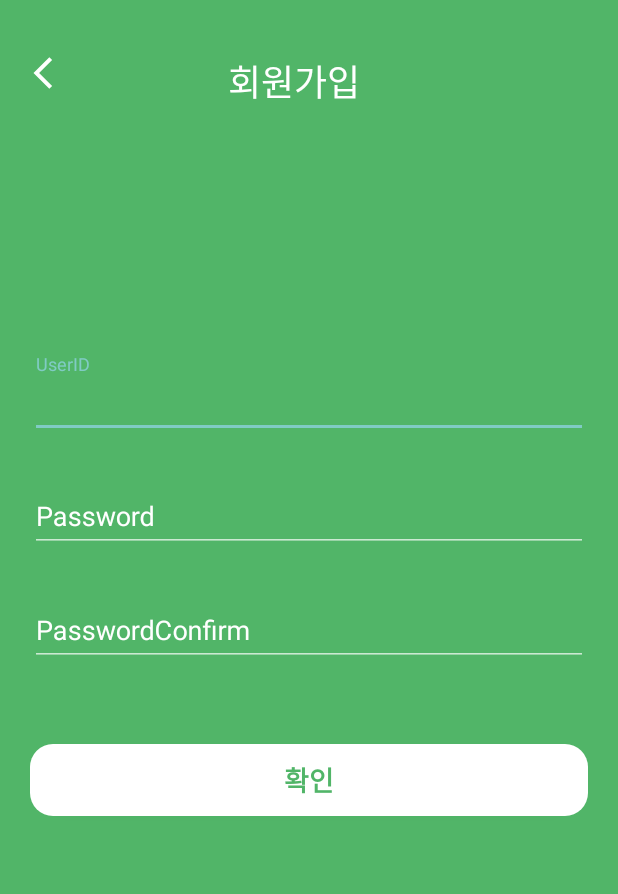
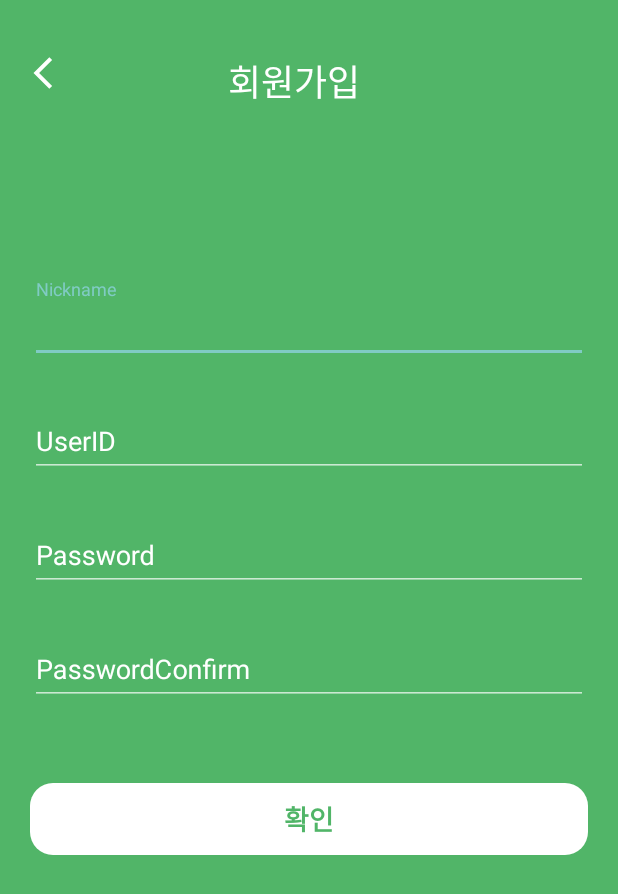
Before and after one commit to leejieun1121/TravelRecordApp, an Android app: the RegisterActivity screen opened directly, with no data from a screen before it, on a phone screen of 412 x 824 dp. Shown: the top 894 px of the screen. Run offline under Robolectric (Android 15) with nearby library versions, the phone set to English and light mode, and no system bars; our stand-ins replace data binding.

Commit message:
통신 틀 만들기

```diff
--- /dev/null
+++ b/app/src/main/java/com/example/travelrecordapp/data/RequestLogin.kt
@@ -0,0 +1,6 @@
+package com.example.travelrecordapp.data
+
+data class RequestLogin (
+    val email:String,
+    val password:String,
+)
--- a/app/src/main/java/com/example/travelrecordapp/ui/AfterSplashViewModel.kt
+++ b/app/src/main/java/com/example/travelrecordapp/ui/AfterSplashViewModel.kt
@@ -1,15 +1,12 @@
 package com.example.travelrecordapp.ui
 
-import android.util.Log
 import androidx.lifecycle.LiveData
 import androidx.lifecycle.MutableLiveData
 import androidx.lifecycle.ViewModel
 import com.example.travelrecordapp.data.Event
-import com.example.travelrecordapp.data.User
 import com.example.travelrecordapp.data.repository.AuthRepository
 import com.google.firebase.auth.AuthCredential
 import com.google.firebase.auth.FirebaseUser
-import com.google.firebase.auth.GoogleAuthProvider
 
 
 class AfterSplashViewModel() : ViewModel() {
--- a/app/src/main/res/layout/activity_register.xml
+++ b/app/src/main/res/layout/activity_register.xml
@@ -40,11 +40,11 @@
         app:layout_constraintVertical_bias="0.0" />
 
     <com.google.android.material.textfield.TextInputLayout
-        android:id="@+id/textInputLayout"
+        android:id="@+id/textInputLayout0"
         android:layout_width="match_parent"
         android:layout_height="wrap_content"
         android:layout_marginHorizontal="20dp"
-        android:layout_marginTop="164dp"
+        android:layout_marginTop="114dp"
         android:textColorHint="@color/white"
         app:boxStrokeColor="@color/white"
         app:layout_constraintEnd_toEndOf="parent"
@@ -53,13 +53,37 @@
         app:layout_constraintTop_toBottomOf="@+id/textView3">
 
         <com.google.android.material.textfield.TextInputEditText
+            android:id="@+id/et_nickname"
+            android:layout_width="match_parent"
+            android:layout_height="wrap_content"
+            android:hint="Nickname"
+            app:layout_constraintEnd_toEndOf="parent"
+            app:layout_constraintHorizontal_bias="0.85"
+            app:layout_constraintStart_toStartOf="parent"
+            app:layout_constraintTop_toBottomOf="@+id/textView3" />
+    </com.google.android.material.textfield.TextInputLayout>
+
+    <com.google.android.material.textfield.TextInputLayout
+        android:id="@+id/textInputLayout"
+        android:layout_width="match_parent"
+        android:layout_height="wrap_content"
+        android:layout_marginHorizontal="20dp"
+        android:textColorHint="@color/white"
+        app:boxStrokeColor="@color/white"
+        android:layout_marginTop="20dp"
+        app:layout_constraintEnd_toEndOf="parent"
+        app:layout_constraintHorizontal_bias="0.85"
+        app:layout_constraintStart_toStartOf="@+id/textInputLayout0"
+        app:layout_constraintTop_toBottomOf="@+id/textInputLayout0">
+
+        <com.google.android.material.textfield.TextInputEditText
+            android:id="@+id/et_id"
             android:layout_width="match_parent"
             android:layout_height="wrap_content"
             android:hint="UserID"
             app:layout_constraintEnd_toEndOf="parent"
             app:layout_constraintHorizontal_bias="0.85"
-            app:layout_constraintStart_toStartOf="parent"
-            app:layout_constraintTop_toBottomOf="@+id/textView3" />
+         />
     </com.google.android.material.textfield.TextInputLayout>
 
     <com.google.android.material.textfield.TextInputLayout
@@ -76,6 +100,7 @@
         app:layout_constraintTop_toBottomOf="@+id/textInputLayout">
 
         <com.google.android.material.textfield.TextInputEditText
+            android:id="@+id/et_pw"
             android:layout_width="match_parent"
             android:layout_height="wrap_content"
             android:hint="Password"
@@ -99,6 +124,7 @@
         app:layout_constraintTop_toBottomOf="@+id/textInputLayout2">
 
         <com.google.android.material.textfield.TextInputEditText
+            android:id="@+id/et_pw_check"
             android:layout_width="match_parent"
             android:layout_height="wrap_content"
             android:hint="PasswordConfirm"
```
Also changed, not shown: app/build.gradle (+7 -0 lines), app/src/main/java/com/example/travelrecordapp/data/Error.kt (added, +7 -0 lines), app/src/main/java/com/example/travelrecordapp/data/RequestInterface.kt (added, +20 -0 lines), app/src/main/java/com/example/travelrecordapp/data/RequestRegister.kt (added, +9 -0 lines), app/src/main/java/com/example/travelrecordapp/data/ResponseLogin.kt (added, +14 -0 lines), app/src/main/java/com/example/travelrecordapp/data/ResponseRegister.kt (added, +7 -0 lines), app/src/main/java/com/example/travelrecordapp/data/RetrofitService.kt (added, +22 -0 lines), app/src/main/java/com/example/travelrecordapp/data/User.kt (deleted, +0 -8 lines), app/src/main/java/com/example/travelrecordapp/ui/login/LoginActivity.kt (+22 -3 lines), app/src/main/java/com/example/travelrecordapp/ui/register/RegisterActivity.kt (+43 -3 lines).
